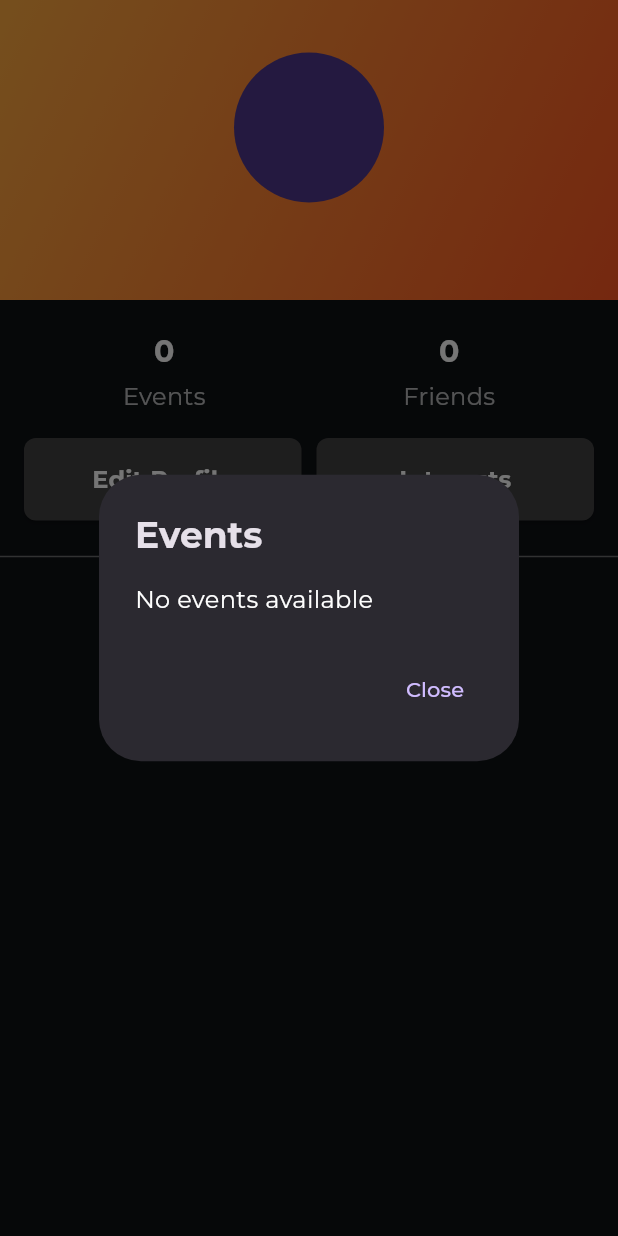
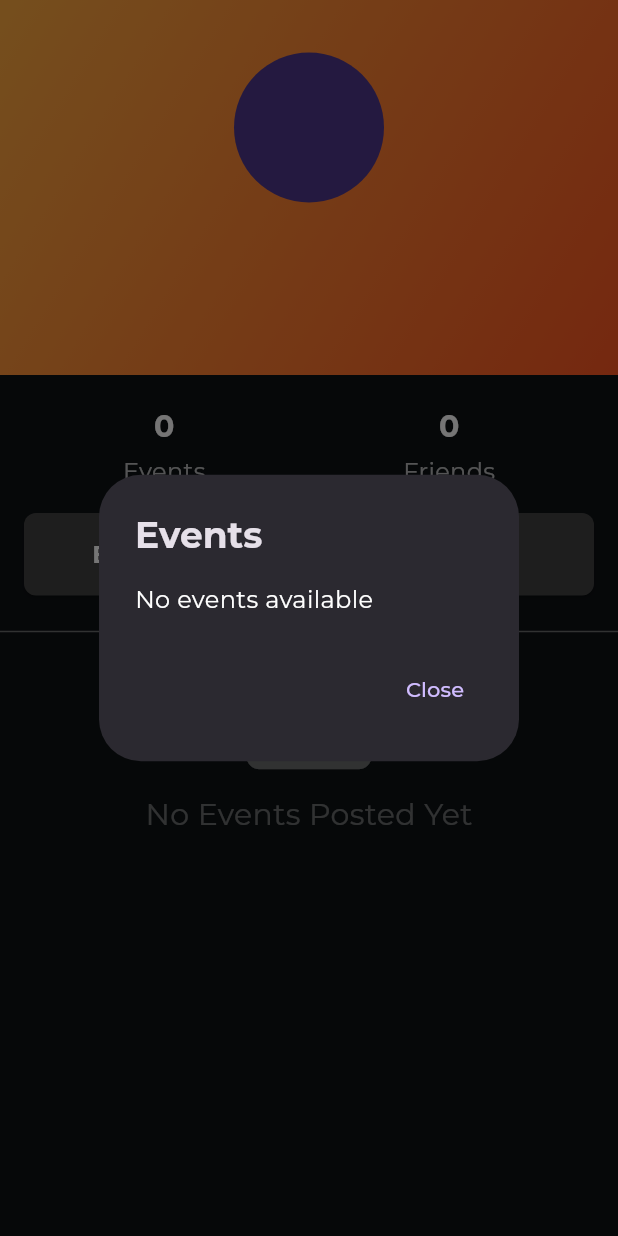
Before and after one commit to PartthK/Purdue-Social-Media-App, a Flutter app: the ProfileScreen screen opened directly with empty values, after a tap on an icon or button, on a phone screen of 412 x 824 dp. Run offline on Flutter 3.47's test engine with Material 3 defaults, Android fonts, the phone set to English and light mode, and no system bars; our stand-ins replace cloud_firestore, firebase_auth, firebase_core, firebase_messaging, firebase_storage, google_fonts and 4 more; accounts and stored records are empty; network calls fail.

Commit message:
latest change

```diff
--- a/lib/profile_screen.dart
+++ b/lib/profile_screen.dart
@@ -274,7 +274,7 @@
                 Stack(
                   children: [
                     Container(
-                      height: 200.0,
+                      height: 250.0,
                       decoration: BoxDecoration(
                         gradient: LinearGradient(
                           colors: [Colors.orangeAccent, Colors.deepOrange],
```
Also changed, not shown: lib/home_screen.dart (+0 -7 lines), 3 other files.
